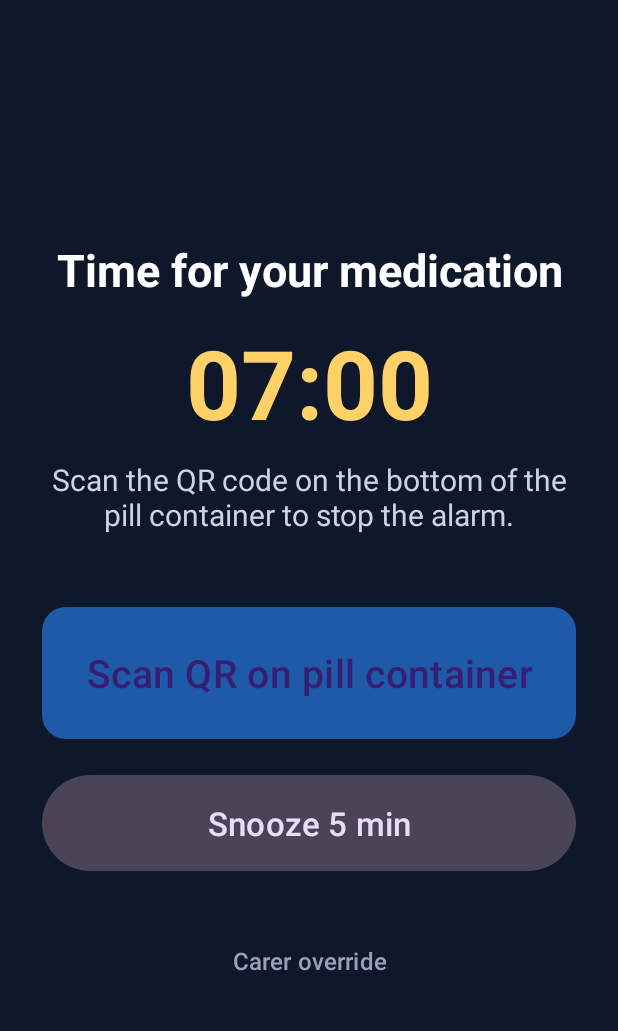
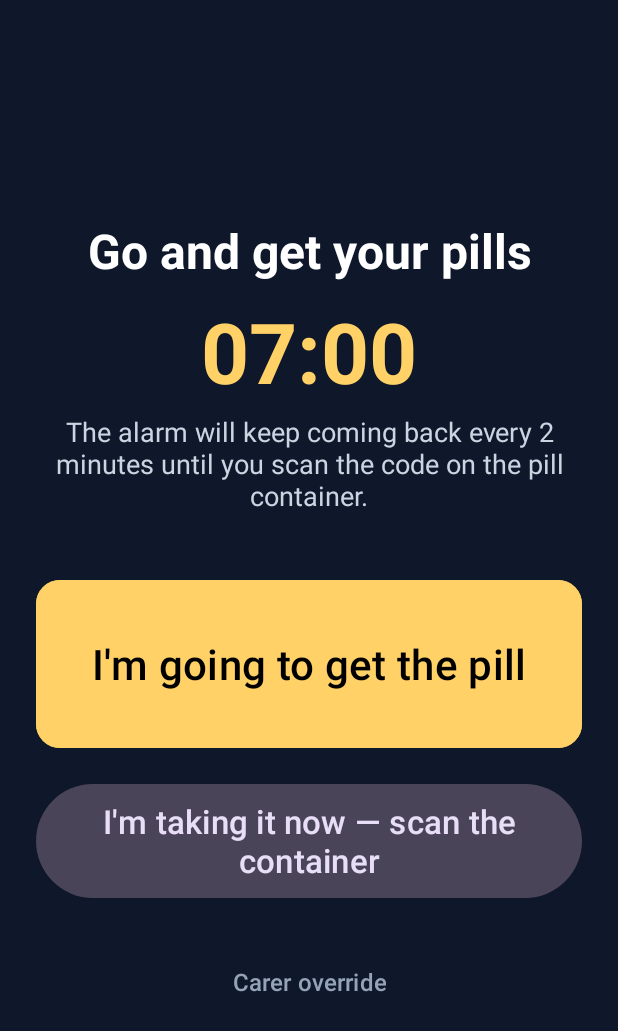
Before and after one commit to GorimJ/pillguard, an Android app: the AlarmActivity screen opened directly, with no data from a screen before it, on a phone screen of 412 x 824 dp. Shown: the top 1031 px of the screen. Run offline under Robolectric (Android 15) with nearby library versions, the phone set to English and light mode, and no system bars; libraries missing offline, so code that uses them is left out: com.journeyapps.barcodescanner; 1 statement that could not run was skipped.

Commit message:
Alarm workflow: go-get-pill / scan buttons, 2-min re-ring; opaque scanner mask; 60-min manual-scan rule; diary export
Co-Authored-By: Claude Fable 5.1 <noreply@anthropic.com>
Claude-Session: https://claude.ai/code/session_014HPtAf1VEiiX1XL8wMHiMd

```diff
--- a/app/build.gradle.kts
+++ b/app/build.gradle.kts
@@ -11,8 +11,8 @@ android {
         applicationId = "uk.gorim.pillguard"
         minSdk = 26
         targetSdk = 35
-        versionCode = 7
-        versionName = "0.4.1"
+        versionCode = 8
+        versionName = "0.5.0"
     }
 
     signingConfigs {
--- a/app/src/main/java/uk/gorim/pillguard/AlarmActivity.kt
+++ b/app/src/main/java/uk/gorim/pillguard/AlarmActivity.kt
@@ -40,13 +40,14 @@ class AlarmActivity : AppCompatActivity() {
         window.addFlags(WindowManager.LayoutParams.FLAG_KEEP_SCREEN_ON)
         setContentView(R.layout.activity_alarm)
 
-        findViewById<Button>(R.id.btnScan).setOnClickListener {
+        findViewById<Button>(R.id.btnTaking).setOnClickListener {
             if (ContextCompat.checkSelfPermission(this, android.Manifest.permission.CAMERA) == android.content.pm.PackageManager.PERMISSION_GRANTED)
                 Ui.launchScan(scanLauncher)
             else cameraPermission.launch(android.Manifest.permission.CAMERA)
         }
-        findViewById<Button>(R.id.btnSnooze).setOnClickListener {
+        findViewById<Button>(R.id.btnGoing).setOnClickListener {
             startService(Intent(this, AlarmService::class.java).setAction(AlarmService.ACTION_SNOOZE))
+            Ui.toast(this, "OK — it will ring again in ${Store.get(this).settings.reRingMin} min unless you scan the container.")
             finish()
         }
         findViewById<Button>(R.id.btnOverride).setOnClickListener {
@@ -65,7 +66,8 @@ class AlarmActivity : AppCompatActivity() {
         val store = Store.get(this)
         key = intent?.getStringExtra(AlarmScheduler.EXTRA_KEY) ?: store.ringingKey
         val k = key
-        findViewById<Button>(R.id.btnSnooze).text = "Snooze ${store.settings.snoozeMin} min"
+        findViewById<TextView>(R.id.alarmSub).text =
+            "The alarm will keep coming back every ${store.settings.reRingMin} minutes until you scan the code on the pill container."
         if (k == AlarmScheduler.TEST_KEY) {
             findViewById<TextView>(R.id.alarmTitle).text = "TEST alarm"
             findViewById<TextView>(R.id.alarmTime).text = TimeFmt.hm(System.currentTimeMillis())
@@ -73,7 +75,7 @@ class AlarmActivity : AppCompatActivity() {
         }
         val inst = k?.let { kk -> store.engine().window(System.currentTimeMillis()).firstOrNull { it.key == kk } }
         if (k == null || inst == null || inst.status != DoseStatus.PENDING) { finish(); return }
-        findViewById<TextView>(R.id.alarmTitle).text = "Time for your ${inst.label.lowercase()} medication"
+        findViewById<TextView>(R.id.alarmTitle).text = "Go and get your ${inst.label.lowercase()} pills"
         findViewById<TextView>(R.id.alarmTime).text = TimeFmt.hm(inst.effectiveMillis)
     }
 
--- a/app/src/main/java/uk/gorim/pillguard/Model.kt
+++ b/app/src/main/java/uk/gorim/pillguard/Model.kt
@@ -32,8 +32,11 @@ data class Settings(
     val eatAfterMin: Int,
     /** Minutes before the next dose by which eating must be finished. */
     val eatBeforeMin: Int,
+    /** Legacy; superseded by [reRingMin]. */
     val snoozeMin: Int,
-    /** Minutes of continuous ringing before the alarm auto-snoozes. */
+    /** Minutes of quiet after "I'm going to get the pill" before the alarm rings again. */
+    val reRingMin: Int,
+    /** Minutes of continuous ringing before the alarm goes quiet and re-rings after [reRingMin]. */
     val ringTimeoutMin: Int,
     val pin: String,
     val qrSecret: String,
@@ -58,6 +61,7 @@ data class Settings(
         .put("eatAfterMin", eatAfterMin)
         .put("eatBeforeMin", eatBeforeMin)
         .put("snoozeMin", snoozeMin)
+        .put("reRingMin", reRingMin)
         .put("ringTimeoutMin", ringTimeoutMin)
         .put("pin", pin)
         .put("qrSecret", qrSecret)
@@ -82,7 +86,8 @@ data class Settings(
             eatAfterMin = 30,
             eatBeforeMin = 90,
             snoozeMin = 5,
-            ringTimeoutMin = 4,
+            reRingMin = 2,
+            ringTimeoutMin = 2,
             pin = "",
             qrSecret = secret,
             alertsEnabled = false,
@@ -103,6 +108,7 @@ data class Settings(
                 eatAfterMin = o.optInt("eatAfterMin", d.eatAfterMin),
                 eatBeforeMin = o.optInt("eatBeforeMin", d.eatBeforeMin),
                 snoozeMin = o.optInt("snoozeMin", d.snoozeMin),
+                reRingMin = o.optInt("reRingMin", d.reRingMin),
                 ringTimeoutMin = o.optInt("ringTimeoutMin", d.ringTimeoutMin),
                 pin = o.optString("pin", ""),
                 qrSecret = o.optString("qrSecret", secretIfMissing).ifEmpty { secretIfMissing },
--- a/app/src/main/java/uk/gorim/pillguard/SettingsActivity.kt
+++ b/app/src/main/java/uk/gorim/pillguard/SettingsActivity.kt
@@ -61,7 +61,7 @@ class SettingsActivity : AppCompatActivity() {
 
         num(R.id.eatAfter).setText(s.eatAfterMin.toString())
         num(R.id.eatBefore).setText(s.eatBeforeMin.toString())
-        num(R.id.snooze).setText(s.snoozeMin.toString())
+        num(R.id.snooze).setText(s.reRingMin.toString())
         num(R.id.ringTimeout).setText(s.ringTimeoutMin.toString())
         findViewById<TextView>(R.id.qrInfo).text = "Current code: ${store.qrPayload}\nPrint it from the QR code screen and stick it on the bottom of the pill container."
 
@@ -256,7 +256,7 @@ class SettingsActivity : AppCompatActivity() {
             doseTimes = doses.sortedBy { it.minuteOfDay },
             eatAfterMin = num(R.id.eatAfter).text.toString().toIntOrNull()?.coerceIn(0, 240) ?: s.eatAfterMin,
             eatBeforeMin = num(R.id.eatBefore).text.toString().toIntOrNull()?.coerceIn(0, 240) ?: s.eatBeforeMin,
-            snoozeMin = num(R.id.snooze).text.toString().toIntOrNull()?.coerceIn(1, 60) ?: s.snoozeMin,
+            reRingMin = num(R.id.snooze).text.toString().toIntOrNull()?.coerceIn(1, 60) ?: s.reRingMin,
             ringTimeoutMin = num(R.id.ringTimeout).text.toString().toIntOrNull()?.coerceIn(1, 30) ?: s.ringTimeoutMin,
             pin = if (pinText.isEmpty()) s.pin else pinText,
             mealsEnabled = findViewById<MaterialSwitch>(R.id.mealsEnabled).isChecked,
--- a/app/src/main/java/uk/gorim/pillguard/Store.kt
+++ b/app/src/main/java/uk/gorim/pillguard/Store.kt
@@ -162,7 +162,7 @@ class Store private constructor(ctx: Context) {
     fun recordSnooze(key: String, minutes: Int, auto: Boolean) {
         updateRecord(key) { it.copy(snoozes = it.snoozes + 1) }
         snoozeUntil = System.currentTimeMillis() + minutes * 60_000L
-        log("${labelFor(key)} alarm ${if (auto) "auto-" else ""}snoozed $minutes min")
+        log("${labelFor(key)} alarm quiet for $minutes min (${if (auto) "no response" else "going to get the pill"})")
     }
 
     /** Records a meal and shifts the next dose if needed. Returns the shifted dose and new time, or null. */
--- a/app/src/main/res/layout/activity_alarm.xml
+++ b/app/src/main/res/layout/activity_alarm.xml
@@ -4,16 +4,16 @@
     android:layout_height="match_parent"
     android:orientation="vertical"
     android:gravity="center"
-    android:padding="28dp"
+    android:padding="24dp"
     android:background="@color/alarm_bg">
 
     <TextView
         android:id="@+id/alarmTitle"
         android:layout_width="match_parent"
         android:layout_height="wrap_content"
-        android:text="Time for your medication"
+        android:text="Go and get your pills"
         android:textColor="@color/white"
-        android:textSize="30sp"
+        android:textSize="32sp"
         android:textStyle="bold"
         android:gravity="center" />
 
@@ -21,10 +21,10 @@
         android:id="@+id/alarmTime"
         android:layout_width="match_parent"
         android:layout_height="wrap_content"
-        android:layout_marginTop="12dp"
+        android:layout_marginTop="8dp"
         android:text="07:00"
         android:textColor="#FFD166"
-        android:textSize="64sp"
+        android:textSize="56sp"
         android:textStyle="bold"
         android:gravity="center" />
 
@@ -32,39 +32,41 @@
         android:id="@+id/alarmSub"
         android:layout_width="match_parent"
         android:layout_height="wrap_content"
-        android:layout_marginTop="8dp"
-        android:layout_marginBottom="32dp"
-        android:text="Scan the QR code on the bottom of the pill container to stop the alarm."
+        android:layout_marginTop="4dp"
+        android:layout_marginBottom="28dp"
+        android:text="The alarm will keep coming back every 2 minutes until you scan the code on the pill container."
         android:textColor="#CBD5E1"
-        android:textSize="20sp"
+        android:textSize="18sp"
         android:gravity="center" />
 
     <Button
-        android:id="@+id/btnScan"
+        android:id="@+id/btnGoing"
         style="@style/BigButton"
         android:layout_width="match_parent"
         android:layout_height="wrap_content"
-        android:minHeight="96dp"
-        android:textSize="26sp"
-        android:text="@string/scan_qr" />
+        android:minHeight="120dp"
+        android:textSize="28sp"
+        android:backgroundTint="#FFD166"
+        android:textColor="@color/black"
+        android:text="I'm going to get the pill" />
 
     <Button
-        android:id="@+id/btnSnooze"
+        android:id="@+id/btnTaking"
         style="@style/Widget.Material3.Button.TonalButton"
         android:layout_width="match_parent"
         android:layout_height="wrap_content"
         android:layout_marginTop="16dp"
-        android:minHeight="72dp"
+        android:minHeight="84dp"
         android:textSize="22sp"
         android:textAllCaps="false"
-        android:text="Snooze 5 min" />
+        android:text="I'm taking it now — scan the container" />
 
     <Button
         android:id="@+id/btnOverride"
         style="@style/Widget.Material3.Button.TextButton"
         android:layout_width="wrap_content"
         android:layout_height="wrap_content"
-        android:layout_marginTop="32dp"
+        android:layout_marginTop="28dp"
         android:textColor="#94A3B8"
         android:textSize="16sp"
         android:textAllCaps="false"
--- a/app/src/main/res/layout/activity_settings.xml
+++ b/app/src/main/res/layout/activity_settings.xml
@@ -104,11 +104,11 @@
 
         <TextView style="@style/SettingsHeader" android:text="Alarm" />
         <LinearLayout style="@style/SettingsRow">
-            <TextView style="@style/SettingsLabel" android:text="Snooze length (minutes)" />
+            <TextView style="@style/SettingsLabel" android:text="Ring again after (minutes) — until the code is scanned" />
             <EditText android:id="@+id/snooze" style="@style/SettingsNumber" />
         </LinearLayout>
         <LinearLayout style="@style/SettingsRow">
-            <TextView style="@style/SettingsLabel" android:text="Auto-snooze after ringing for (minutes)" />
+            <TextView style="@style/SettingsLabel" android:text="Go quiet after ringing for (minutes)" />
             <EditText android:id="@+id/ringTimeout" style="@style/SettingsNumber" />
         </LinearLayout>
         <Button
--- a/app/src/main/res/values/colors.xml
+++ b/app/src/main/res/values/colors.xml
@@ -10,4 +10,7 @@
     <color name="alarm_bg">#0F172A</color>
     <color name="white">#FFFFFF</color>
     <color name="black">#000000</color>
+    <!-- Overrides zxing: fully opaque outside the scan window so only the window is "live". -->
+    <color name="zxing_viewfinder_mask">#FF000000</color>
+    <color name="zxing_viewfinder_laser">#FFFFD166</color>
 </resources>
```
Also changed, not shown: app/src/main/java/uk/gorim/pillguard/AlarmService.kt (+5 -5 lines), app/src/main/java/uk/gorim/pillguard/Diary.kt (added, +122 -0 lines), app/src/main/java/uk/gorim/pillguard/LogActivity.kt (+35 -6 lines), app/src/main/java/uk/gorim/pillguard/MainActivity.kt (+10 -2 lines), app/src/main/res/layout/zxing_capture.xml (added, +13 -0 lines), app/src/main/res/layout/zxing_scanner_big.xml (added, +34 -0 lines), 1 other file.
